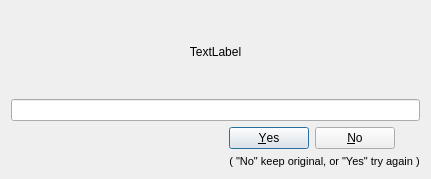
Before: the Qt Designer form ui/scinameinputdialogUI.ui in CapPow/collBook, drawn with Qt 5.
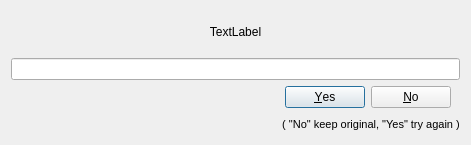
After: the same form once the commit is applied.

Patch:
```diff
--- a/ui/scinameinputdialogUI.ui
+++ b/ui/scinameinputdialogUI.ui
@@ -6,15 +6,63 @@
    <rect>
     <x>0</x>
     <y>0</y>
-    <width>431</width>
-    <height>179</height>
+    <width>471</width>
+    <height>145</height>
    </rect>
   </property>
   <property name="windowTitle">
    <string>Dialog</string>
   </property>
   <layout class="QGridLayout" name="gridLayout">
-   <item row="0" column="1" colspan="2">
+   <item row="3" column="2">
+    <widget class="QLabel" name="label_2">
+     <property name="font">
+      <font>
+       <pointsize>8</pointsize>
+       <italic>false</italic>
+      </font>
+     </property>
+     <property name="text">
+      <string>( &quot;No&quot; keep original, &quot;Yes&quot; try again )</string>
+     </property>
+     <property name="alignment">
+      <set>Qt::AlignCenter</set>
+     </property>
+    </widget>
+   </item>
+   <item row="3" column="0">
+    <spacer name="horizontalSpacer">
+     <property name="orientation">
+      <enum>Qt::Horizontal</enum>
+     </property>
+     <property name="sizeHint" stdset="0">
+      <size>
+       <width>40</width>
+       <height>20</height>
+      </size>
+     </property>
+    </spacer>
+   </item>
+   <item row="2" column="1" colspan="2" alignment="Qt::AlignHCenter">
+    <widget class="QDialogButtonBox" name="buttonBox">
+     <property name="sizePolicy">
+      <sizepolicy hsizetype="Expanding" vsizetype="Fixed">
+       <horstretch>0</horstretch>
+       <verstretch>0</verstretch>
+      </sizepolicy>
+     </property>
+     <property name="layoutDirection">
+      <enum>Qt::LeftToRight</enum>
+     </property>
+     <property name="orientation">
+      <enum>Qt::Horizontal</enum>
+     </property>
+     <property name="standardButtons">
+      <set>QDialogButtonBox::No|QDialogButtonBox::Yes</set>
+     </property>
+    </widget>
+   </item>
+   <item row="0" column="0" colspan="3">
     <widget class="QLabel" name="label">
      <property name="sizePolicy">
       <sizepolicy hsizetype="Expanding" vsizetype="Expanding">
@@ -30,7 +78,7 @@
      </property>
     </widget>
    </item>
-   <item row="1" column="1" colspan="2">
+   <item row="1" column="0" colspan="3">
     <layout class="QHBoxLayout" name="horizontalLayout_2">
      <item>
       <widget class="QLineEdit" name="lineEdit">
@@ -44,41 +92,6 @@
      </item>
     </layout>
    </item>
-   <item row="3" column="2">
-    <widget class="QLabel" name="label_2">
-     <property name="font">
-      <font>
-       <pointsize>8</pointsize>
-       <italic>false</italic>
-      </font>
-     </property>
-     <property name="text">
-      <string>( &quot;No&quot; keep original, or &quot;Yes&quot; try again )</string>
-     </property>
-     <property name="alignment">
-      <set>Qt::AlignCenter</set>
-     </property>
-    </widget>
-   </item>
-   <item row="2" column="2">
-    <widget class="QDialogButtonBox" name="buttonBox">
-     <property name="sizePolicy">
-      <sizepolicy hsizetype="Fixed" vsizetype="Fixed">
-       <horstretch>0</horstretch>
-       <verstretch>0</verstretch>
-      </sizepolicy>
-     </property>
-     <property name="layoutDirection">
-      <enum>Qt::LeftToRight</enum>
-     </property>
-     <property name="orientation">
-      <enum>Qt::Horizontal</enum>
-     </property>
-     <property name="standardButtons">
-      <set>QDialogButtonBox::No|QDialogButtonBox::Yes</set>
-     </property>
-    </widget>
-   </item>
   </layout>
  </widget>
  <resources>
```
Left out of the diff: 35 changed lines with no effect on the pictures.
